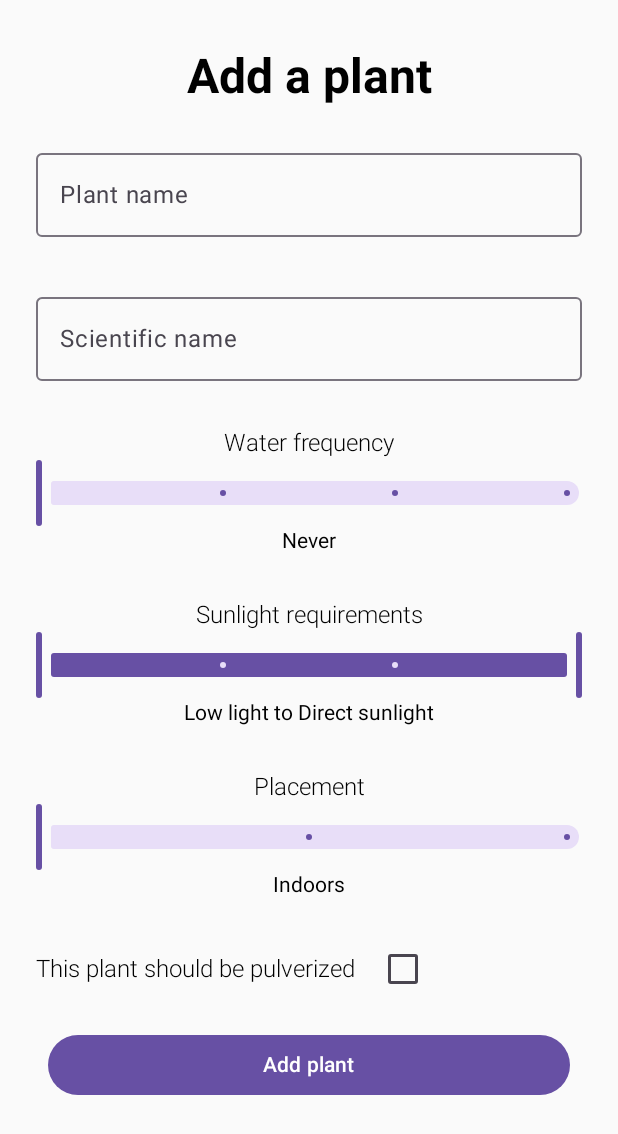
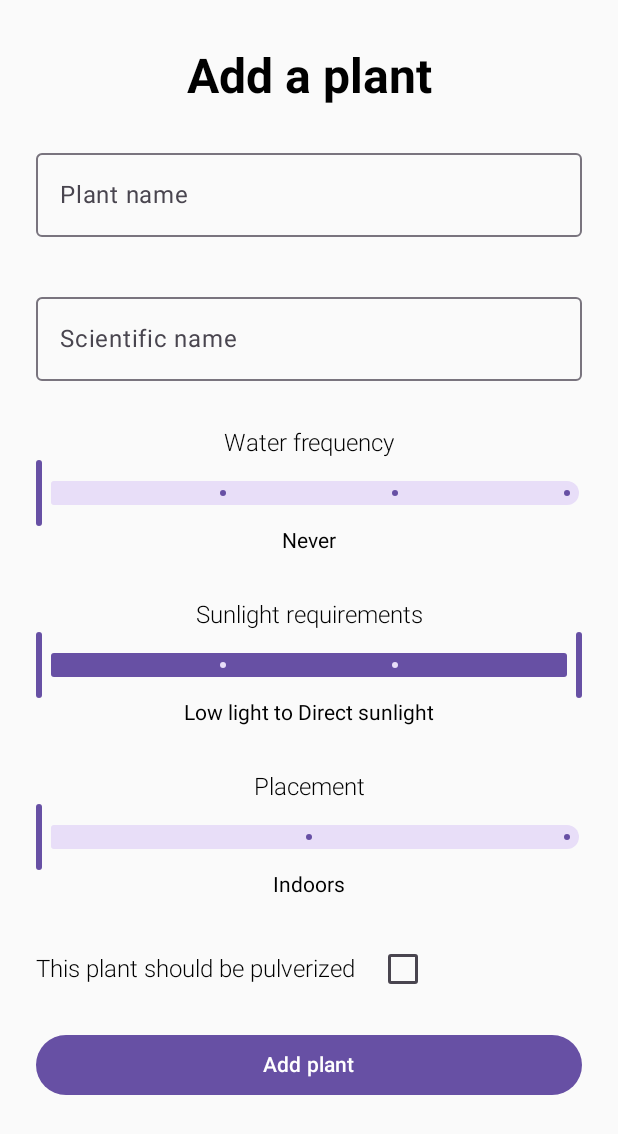
Before and after one commit to priettt/Persephone, an Android app built with Jetpack Compose: the AddPlantScreen screen opened through its navigation route, on a phone screen of 412 x 824 dp. Shown: the top 1134 px of the screen. Run offline under Robolectric (Android 15) with nearby library versions, the phone set to English and light mode, and no system bars.

Commit message:
Minor changes
- Libraries bump
- Improved use of modifiers in AddPlantScreen

```diff
--- a/app/src/main/java/co/francis/persephone/ui/addplant/AddPlantScreen.kt
+++ b/app/src/main/java/co/francis/persephone/ui/addplant/AddPlantScreen.kt
@@ -27,8 +27,8 @@ import co.francis.persephone.ui.addplant.AddPlantViewModel.Companion.WATER_FREQU
 
 @Composable
 fun AddPlantScreen(
-    onPlantAdded: () -> Unit,
-    addPlantViewModel: AddPlantViewModel = viewModel()
+    addPlantViewModel: AddPlantViewModel = viewModel(),
+    onPlantAdded: () -> Unit
 ) {
     val scrollState = rememberScrollState()
     val uiState = addPlantViewModel.uiState.collectAsStateWithLifecycle().value
@@ -66,6 +66,7 @@ fun AddPlantScreen(
         )
 
         LabeledSlider(
+            modifier = Modifier.padding(vertical = 16.dp),
             label = "Water frequency",
             value = uiState.wateringFrequency,
             onValueChange = { addPlantViewModel.onWateringFrequencyChanged(it) },
@@ -73,6 +74,7 @@ fun AddPlantScreen(
         )
 
         LabeledRangeSlider(
+            modifier = Modifier.padding(vertical = 16.dp),
             label = "Sunlight requirements",
             value = uiState.sunlightRequirement,
             onValueChange = { addPlantViewModel.onSunlightRequirementChanged(it) },
@@ -80,6 +82,7 @@ fun AddPlantScreen(
         )
 
         LabeledSlider(
+            modifier = Modifier.padding(vertical = 16.dp),
             label = "Placement",
             value = uiState.placement,
             onValueChange = { addPlantViewModel.onPlacementChanged(it) },
@@ -96,7 +99,7 @@ fun AddPlantScreen(
         Button(
             onClick = { onPlantAdded() },
             modifier = Modifier
-                .padding(8.dp)
+                .padding(vertical = 8.dp)
                 .fillMaxWidth()
                 .align(Alignment.CenterHorizontally)
         ) {
@@ -107,13 +110,15 @@ fun AddPlantScreen(
 
 @Composable
 fun LabeledSlider(
+    modifier: Modifier = Modifier,
     label: String,
     value: Float,
     onValueChange: (Float) -> Unit,
     labels: List<String>
 ) {
+    Column(modifier = modifier) {
         Text(
-        modifier = Modifier.padding(top = 16.dp),
+            modifier = Modifier.align(Alignment.CenterHorizontally),
             text = label,
             fontSize = 16.sp,
             fontWeight = FontWeight.Light,
@@ -125,20 +130,23 @@ fun LabeledSlider(
             steps = labels.size - 2
         )
         Text(
-        text = labels[value.toInt()],
-        modifier = Modifier.padding(bottom = 16.dp)
+            modifier = Modifier.align(Alignment.CenterHorizontally),
+            text = labels[value.toInt()]
         )
+    }
 }
 
 @Composable
 fun LabeledRangeSlider(
+    modifier: Modifier = Modifier,
     label: String,
     value: ClosedFloatingPointRange<Float>,
     onValueChange: (ClosedFloatingPointRange<Float>) -> Unit,
     labels: List<String>
 ) {
+    Column(modifier = modifier) {
         Text(
-        modifier = Modifier.padding(top = 16.dp),
+            modifier = Modifier.align(Alignment.CenterHorizontally),
             text = label,
             fontSize = 16.sp,
             fontWeight = FontWeight.Light,
@@ -156,17 +164,18 @@ fun LabeledRangeSlider(
                 "${labels[value.start.toInt()]} to ${labels[value.endInclusive.toInt()]}"
             }
         Text(
-        text = sliderText,
-        modifier = Modifier.padding(bottom = 16.dp)
+            modifier = Modifier.align(Alignment.CenterHorizontally),
+            text = sliderText
         )
+    }
 }
 
 @Composable
 fun LabeledCheckbox(
+    modifier: Modifier = Modifier,
     label: String,
     checked: Boolean,
-    onCheckedChange: (Boolean) -> Unit,
-    modifier: Modifier = Modifier
+    onCheckedChange: (Boolean) -> Unit
 ) {
     Row(
         modifier = modifier
@@ -200,14 +209,22 @@ fun AddPlantScreenPreview() {
 @Composable
 fun LabeledSliderPreview() {
     LabeledSlider(
+        modifier = Modifier.padding(16.dp),
         label = "Water frequency",
         value = 0f,
         onValueChange = {},
-        labels = listOf(
-            "Never",
-            "When the soil is completely dry",
-            "When the soil top inch is dry",
-            "Keep soil moist"
-        )
+        labels = WATER_FREQUENCIES
     )
 }
+
+@Preview
+@Composable
+fun LabeledRangeSliderPreview() {
+    LabeledRangeSlider(
+        modifier = Modifier.padding(16.dp),
+        label = "Sunlight requirements",
+        value = 0f..(SUNLIGHT_REQUIREMENTS.size - 1).toFloat(),
+        onValueChange = {},
+        labels = SUNLIGHT_REQUIREMENTS
+    )
+}
--- a/app/src/main/java/co/francis/persephone/ui/home/HomeScreen.kt
+++ b/app/src/main/java/co/francis/persephone/ui/home/HomeScreen.kt
@@ -30,7 +30,6 @@ import co.francis.persephone.R
 
 @Composable
 fun HomeScreen(
-    modifier: Modifier = Modifier,
     homeViewModel: HomeViewModel = viewModel(),
     onAddPlantClick: () -> Unit,
 ) {
@@ -43,7 +42,7 @@ fun HomeScreen(
             )
         },
     ) { innerPadding ->
-        HomeScreenContent(modifier.padding(innerPadding), uiState.value.plants)
+        HomeScreenContent(Modifier.padding(innerPadding), uiState.value.plants)
     }
 }
 
--- a/gradle/libs.versions.toml
+++ b/gradle/libs.versions.toml
@@ -1,9 +1,9 @@
 [versions]
 activity-compose = "1.9.0"
-agp = "8.4.0"
+agp = "8.4.1"
 androidx-test-ext-junit = "1.1.5"
 compose-bom = "2024.05.00"
-compose-compiler = "1.5.8"  # this is being used in app/build.gradle, as compose.compiler
+compose-compiler = "1.5.14"  # this is being used in app/build.gradle, as compose.compiler
 coroutines = "1.7.3"
 core-ktx = "1.13.1"
 espresso-core = "3.5.1"
@@ -11,7 +11,7 @@ junit = "4.13.2"
 lifecycle-runtime-ktx = "2.7.0"
 lifecycle-version = "2.7.0"
 navigation-compose = "2.7.7"
-org-jetbrains-kotlin-android = "1.9.22"
+org-jetbrains-kotlin-android = "1.9.24"
 
 [libraries]
 activity-compose = { group = "androidx.activity", name = "activity-compose", version.ref = "activity-compose" }
```
Lines whose indentation alone changed are shown as unchanged.
